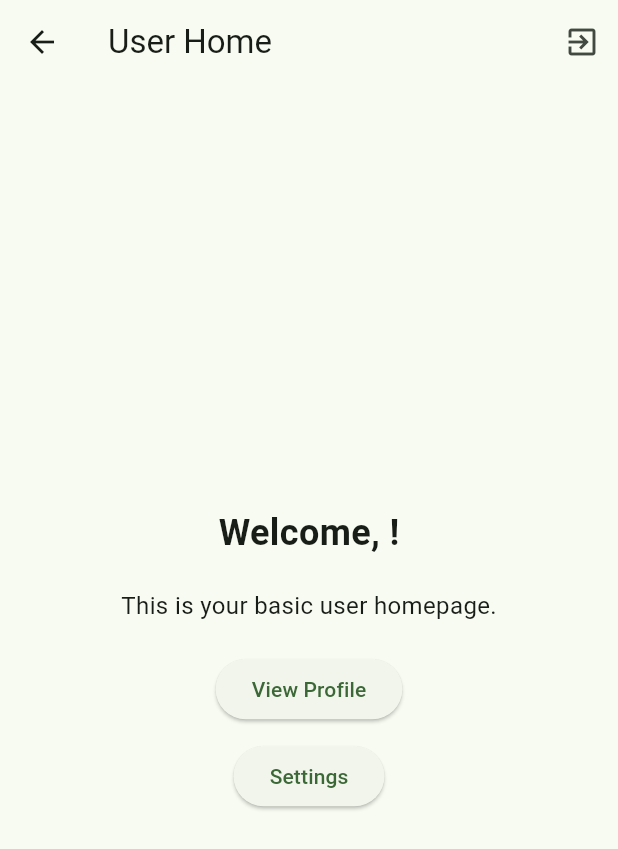
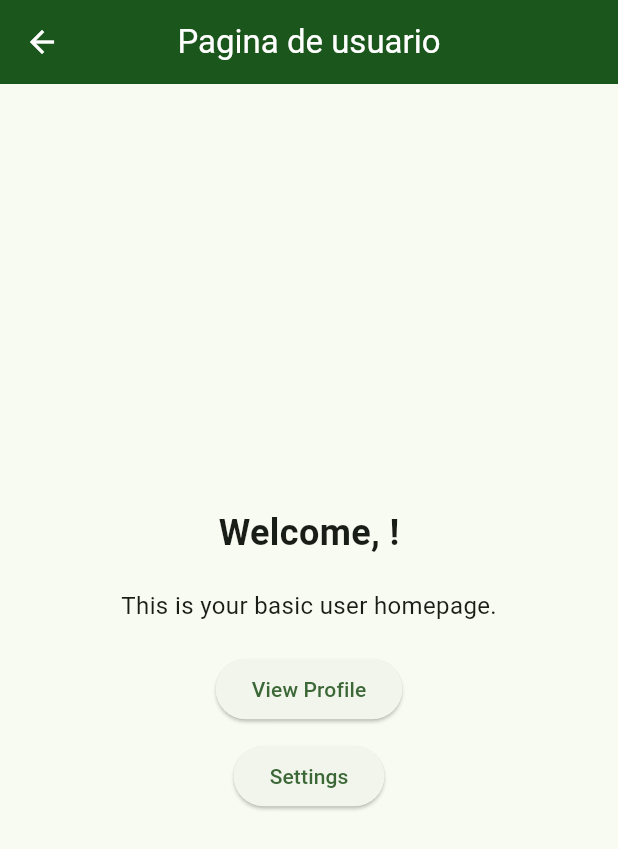
Before and after one commit to Wetto27/trashmap, a Flutter app: the UserHomePage screen opened by its route, on a phone screen of 412 x 824 dp. Shown: the top 849 px of the screen. Run offline on Flutter 3.47's test engine with Material 3 defaults, Android fonts, the phone set to English and light mode, and no system bars; our stand-ins replace awesome_notifications, cloud_firestore, firebase_auth, firebase_core, google_maps_flutter, location and 1 more; accounts and stored records are empty.

```diff
--- a/lib/pages/login_page.dart
+++ b/lib/pages/login_page.dart
@@ -30,7 +30,7 @@ class _LoginPageState extends State<LoginPage> {
           .get();
 
       if (userDoc.exists && userDoc.get('isWorker') == true) {
-        Navigator.pushReplacementNamed(context, '/home');
+        Navigator.pushReplacementNamed(context, '/worker_home');
       } else {
         Navigator.pushReplacementNamed(context, '/user_home');
       }
--- a/lib/pages/register_page.dart
+++ b/lib/pages/register_page.dart
@@ -1,7 +1,7 @@
 import 'package:cloud_firestore/cloud_firestore.dart';
 import 'package:firebase_auth/firebase_auth.dart';
 import 'package:flutter/material.dart';
-import 'package:trashmap/widgets/recyclers/custom_app_bar.dart';
+import 'package:trashmap/widgets/recyclers/custom_app_bar_return.dart';
 
 class RegisterPage extends StatefulWidget {
   const RegisterPage({super.key});
@@ -50,7 +50,7 @@ final TextEditingController workerIdController = TextEditingController();
   @override
   Widget build(BuildContext context) {
     return Scaffold(
-      appBar: customAppBar(context, 'Pagina de cadastro'),
+      appBar: customAppBarReturn(context, 'Pagina de cadastro'),
       body: Padding(
         padding: EdgeInsets.all(16.0),
         child: Column(
--- a/lib/pages/user_home_page.dart
+++ b/lib/pages/user_home_page.dart
@@ -1,5 +1,6 @@
 import 'package:flutter/material.dart';
 import 'package:firebase_auth/firebase_auth.dart';
+import 'package:trashmap/widgets/recyclers/custom_app_bar_return.dart';
 
 class UserHomePage extends StatefulWidget {
   const UserHomePage({Key? key}) : super(key: key);
@@ -30,18 +31,7 @@ class _UserHomePageState extends State<UserHomePage> {
   @override
   Widget build(BuildContext context) {
     return Scaffold(
-      appBar: AppBar(
-        title: Text('User Home'),
-        actions: [
-          IconButton(
-            icon: Icon(Icons.exit_to_app),
-            onPressed: () async {
-              await _auth.signOut();
-              Navigator.pushReplacementNamed(context, '/login');
-            },
-          ),
-        ],
-      ),
+      appBar: customAppBarReturn(context, 'Pagina de usuario'),
       body: Center(
         child: Column(
           mainAxisAlignment: MainAxisAlignment.center,
--- a/lib/services/notification_page.dart
+++ b/lib/services/notification_page.dart
@@ -1,6 +1,6 @@
 import 'package:awesome_notifications/awesome_notifications.dart';
 import 'package:flutter/material.dart';
-import 'package:trashmap/widgets/recyclers/custom_app_bar.dart';
+import 'package:trashmap/widgets/recyclers/custom_app_bar_return.dart';
 import 'package:trashmap/services/notification_button.dart';
 import 'package:trashmap/services/notification_services.dart';
 import 'package:trashmap/widgets/recyclers/top_bar.dart';
@@ -11,7 +11,7 @@ class NotificationPage extends StatelessWidget {
   @override
   Widget build(BuildContext context) {
     return Scaffold(
-      appBar: customAppBar(context, 'TRASHMAP'),
+      appBar: customAppBarReturn(context, 'TRASHMAP'),
       backgroundColor: Colors.blue,
       body: Container(
         decoration: BoxDecoration(
--- a/lib/widgets/recyclers/custom_app_bar.dart
+++ b/lib/widgets/recyclers/custom_app_bar.dart
@@ -8,10 +8,5 @@ PreferredSizeWidget customAppBar(BuildContext context, String title) {
       title,
       style: TextStyle(color: Colors.white),
     ),
-    leading: IconButton(
-      icon: Icon(Icons.arrow_back, color: Colors.white),
-      onPressed: () => Navigator.of(context).pop(),
-    ),
-    iconTheme: IconThemeData(color: Colors.white),
   );
 }
--- /dev/null
+++ b/lib/widgets/recyclers/custom_app_bar_return.dart
@@ -0,0 +1,17 @@
+import 'package:flutter/material.dart';
+
+PreferredSizeWidget customAppBarReturn(BuildContext context, String title) {
+  return AppBar(
+    backgroundColor: const Color(0xFF1B571D),
+    centerTitle: true,
+    title: Text(
+      title,
+      style: TextStyle(color: Colors.white),
+    ),
+    leading: IconButton(
+      icon: Icon(Icons.arrow_back, color: Colors.white),
+      onPressed: () => Navigator.of(context).pop(),
+    ),
+    iconTheme: IconThemeData(color: Colors.white),
+  );
+}
```
Also changed, not shown: lib/main.dart (+2 -7 lines), lib/widgets/controllers/map_controller.dart (+3 -4 lines), firebase.json, lib/firebase_options.dart.
